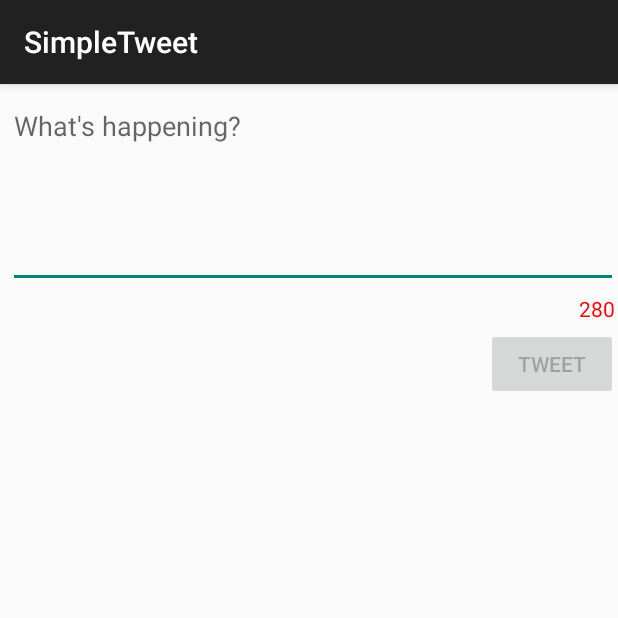
After one commit to Delkik/project-2-twitter, an Android app: the ComposeActivity screen opened directly, with no data from a screen before it, on a phone screen of 412 x 824 dp, the top half of it. The commit adds this screen. Run offline under Robolectric (Android 15) with nearby library versions, the phone set to English and light mode, and no system bars; our stand-ins replace Room's generated code; libraries missing offline, so code that uses them is left out: com.codepath.asynchttpclient, com.facebook.stetho, org.parceler; 1 statement that could not run was skipped.

Commit message:
required part 2

```diff
--- a/app/build.gradle
+++ b/app/build.gradle
@@ -51,4 +51,6 @@ dependencies {
     annotationProcessor "androidx.room:room-compiler:$room_version"
     implementation 'com.facebook.stetho:stetho:1.5.1'
     implementation 'androidx.swiperefreshlayout:swiperefreshlayout:1.0.0'
+    implementation 'org.parceler:parceler-api:1.1.12'
+    annotationProcessor 'org.parceler:parceler:1.1.12'
 }
--- a/app/src/main/AndroidManifest.xml
+++ b/app/src/main/AndroidManifest.xml
@@ -13,7 +13,8 @@
         android:icon="@drawable/ic_launcher"
         android:label="@string/app_name"
         android:theme="@style/AppTheme">
-        <activity android:name=".TimelineActivity"></activity>
+        <activity android:name=".ComposeActivity"></activity>
+        <activity android:name=".TimelineActivity" />
         <activity
             android:name=".LoginActivity"
             android:label="@string/app_name"
--- /dev/null
+++ b/app/src/main/java/com/codepath/apps/restclienttemplate/ComposeActivity.java
@@ -0,0 +1,113 @@
+package com.codepath.apps.restclienttemplate;
+
+import androidx.appcompat.app.AppCompatActivity;
+
+import android.content.Intent;
+import android.graphics.Color;
+import android.os.Bundle;
+import android.text.Editable;
+import android.text.TextWatcher;
+import android.util.Log;
+import android.view.View;
+import android.widget.Button;
+import android.widget.EditText;
+import android.widget.TextView;
+import android.widget.Toast;
+
+import com.codepath.apps.restclienttemplate.models.Tweet;
+import com.codepath.asynchttpclient.callback.JsonHttpResponseHandler;
+
+import org.json.JSONException;
+import org.parceler.Parcels;
+
+import okhttp3.Headers;
+
+public class ComposeActivity extends AppCompatActivity {
+
+    public static final int MAX_TWEET_LENGTH = 280;
+    public static final String TAG = "ComposeActivity";
+
+    EditText etCompose;
+    Button btnTweet;
+    TextView tvCount;
+
+    TwitterClient client;
+
+    @Override
+    protected void onCreate(Bundle savedInstanceState) {
+        super.onCreate(savedInstanceState);
+        setContentView(R.layout.activity_compose);
+
+        client = TwitterApp.getRestClient(this);
+
+        etCompose = findViewById(R.id.etCompose);
+        btnTweet = findViewById(R.id.btnTweet);
+        tvCount = findViewById(R.id.tvCounter);
+        tvCount.setText("280");
+        final int COLOR = tvCount.getCurrentTextColor();
+        tvCount.setTextColor(Color.RED);
+        btnTweet.setEnabled(false);
+        etCompose.addTextChangedListener(new TextWatcher() {
+
+            @Override
+            public void beforeTextChanged(CharSequence charSequence, int i, int i1, int i2) {
+            }
+
+            @Override
+            public void onTextChanged(CharSequence charSequence, int i, int i1, int i2) {
+//                Toast.makeText(ComposeActivity.this,String.valueOf(MAX_TWEET_LENGTH - charSequence.length()),Toast.LENGTH_SHORT).show();
+
+            }
+
+            @Override
+            public void afterTextChanged(Editable editable) {
+                tvCount.setText(String.valueOf(MAX_TWEET_LENGTH -  editable.length()));
+                if (MAX_TWEET_LENGTH -  editable.length()==280 || MAX_TWEET_LENGTH -  editable.length()<=0){
+                    tvCount.setTextColor(Color.RED);
+                    btnTweet.setEnabled(false);
+                }
+                else{
+                    tvCount.setTextColor(COLOR);
+                    btnTweet.setEnabled(true);
+                }
+                //                Toast.makeText(ComposeActivity.this,String.valueOf(MAX_TWEET_LENGTH - editable.length()),Toast.LENGTH_SHORT).show();
+            }
+        });
+
+        btnTweet.setOnClickListener(new View.OnClickListener() {
+            @Override
+            public void onClick(View view) {
+                final String tweetContent = etCompose.getText().toString();
+                if (tweetContent.isEmpty()){
+                    Toast.makeText(ComposeActivity.this,"Sorry, your tweet cannot be empty!",Toast.LENGTH_SHORT).show();
+                    return;
+                }
+                if (tweetContent.length() > MAX_TWEET_LENGTH){
+                    Toast.makeText(ComposeActivity.this,"Sorry, your tweet is too long!",Toast.LENGTH_SHORT).show();
+                    return;
+                }
+                client.publishTweet(tweetContent, new JsonHttpResponseHandler() {
+                    @Override
+                    public void onSuccess(int statusCode, Headers headers, JSON json) {
+                        Log.i(TAG,"onSuccess publish");
+                        try {
+                            Tweet tweet = Tweet.fromJson(json.jsonObject);
+                            Log.i(TAG, "Tweet published: " + tweet);
+                            Intent intent = new Intent();
+                            intent.putExtra("tweet", Parcels.wrap(tweet));
+                            setResult(RESULT_OK,intent);
+                            finish();
+                        } catch (JSONException e) {
+                            e.printStackTrace();
+                        }
+                    }
+
+                    @Override
+                    public void onFailure(int statusCode, Headers headers, String response, Throwable throwable) {
+                        Log.e(TAG,"onFailure to publish tweet",throwable);
+                    }
+                });
+            }
+        });
+    }
+}
--- a/app/src/main/java/com/codepath/apps/restclienttemplate/models/Tweet.java
+++ b/app/src/main/java/com/codepath/apps/restclienttemplate/models/Tweet.java
@@ -3,16 +3,20 @@ package com.codepath.apps.restclienttemplate.models;
 import org.json.JSONArray;
 import org.json.JSONException;
 import org.json.JSONObject;
+import org.parceler.Parcel;
 
 import java.util.ArrayList;
 import java.util.List;
 
+@Parcel
 public class Tweet {
 
     public String body;
     public String createdAt;
     public long id;
     public User user;
+
+    public Tweet(){}
 
     public static Tweet fromJson(JSONObject jsonObject) throws JSONException {
         Tweet tweet = new Tweet();
--- a/app/src/main/java/com/codepath/apps/restclienttemplate/models/User.java
+++ b/app/src/main/java/com/codepath/apps/restclienttemplate/models/User.java
@@ -2,12 +2,16 @@ package com.codepath.apps.restclienttemplate.models;
 
 import org.json.JSONException;
 import org.json.JSONObject;
+import org.parceler.Parcel;
 
+@Parcel
 public class User {
 
     public String name;
     public String screenName;
     public String profileImageUrl;
+
+    public User(){}
 
     public static User fromJson(JSONObject jsonObject) throws JSONException {
         User user = new User();
--- /dev/null
+++ b/app/src/main/res/layout/activity_compose.xml
@@ -0,0 +1,42 @@
+<?xml version="1.0" encoding="utf-8"?>
+<RelativeLayout xmlns:android="http://schemas.android.com/apk/res/android"
+    xmlns:app="http://schemas.android.com/apk/res-auto"
+    xmlns:tools="http://schemas.android.com/tools"
+    android:layout_width="match_parent"
+    android:layout_height="match_parent"
+    tools:context=".ComposeActivity">
+
+    <EditText
+        android:id="@+id/etCompose"
+        android:layout_width="match_parent"
+        android:layout_height="wrap_content"
+        android:layout_marginStart="5dp"
+        android:layout_marginTop="5dp"
+        android:ems="10"
+        android:gravity="start|top"
+        android:hint="@string/what_s_happening"
+        android:inputType="textMultiLine"
+        android:minLines="5" />
+
+    <Button
+        android:id="@+id/btnTweet"
+        android:layout_width="wrap_content"
+        android:layout_height="wrap_content"
+        android:layout_below="@+id/tvCounter"
+        android:layout_alignParentEnd="true"
+        android:layout_centerHorizontal="true"
+        android:layout_marginTop="3dp"
+        android:layout_marginEnd="0dp"
+        android:text="@string/tweet" />
+
+    <TextView
+        android:id="@+id/tvCounter"
+        android:layout_width="wrap_content"
+        android:layout_height="wrap_content"
+        android:layout_below="@+id/etCompose"
+        android:layout_alignParentEnd="true"
+        android:layout_marginTop="4dp"
+        android:layout_marginEnd="2dp"
+        tools:text="280" />
+
+</RelativeLayout>
--- a/app/src/main/res/values/strings.xml
+++ b/app/src/main/res/values/strings.xml
@@ -5,5 +5,7 @@
     <string name="login_label">Log in</string>
     <string name="intent_scheme">oauth</string>
     <string name="intent_host">cprest</string>
+    <string name="tweet">Tweet</string>
+    <string name="what_s_happening">What\'s happening?</string>
 
 </resources>
```
Also changed, not shown: app/src/main/java/com/codepath/apps/restclienttemplate/TimelineActivity.java (+35 -0 lines), app/src/main/java/com/codepath/apps/restclienttemplate/TwitterClient.java (+8 -0 lines), app/src/main/res/menu/menu_main.xml (added, +10 -0 lines).
